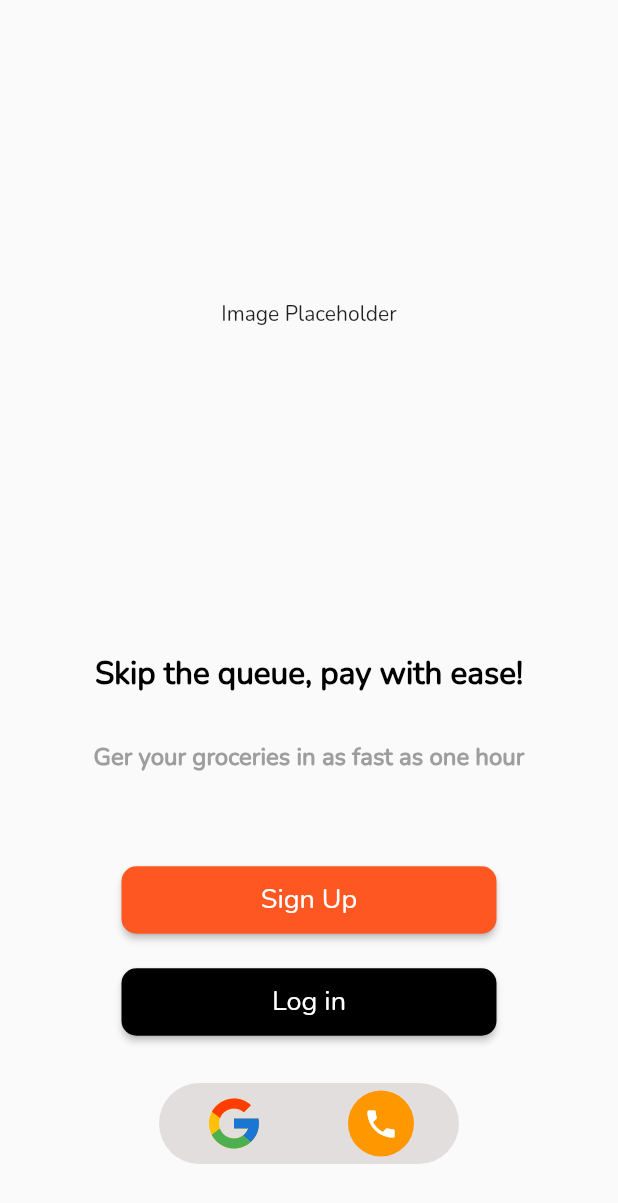
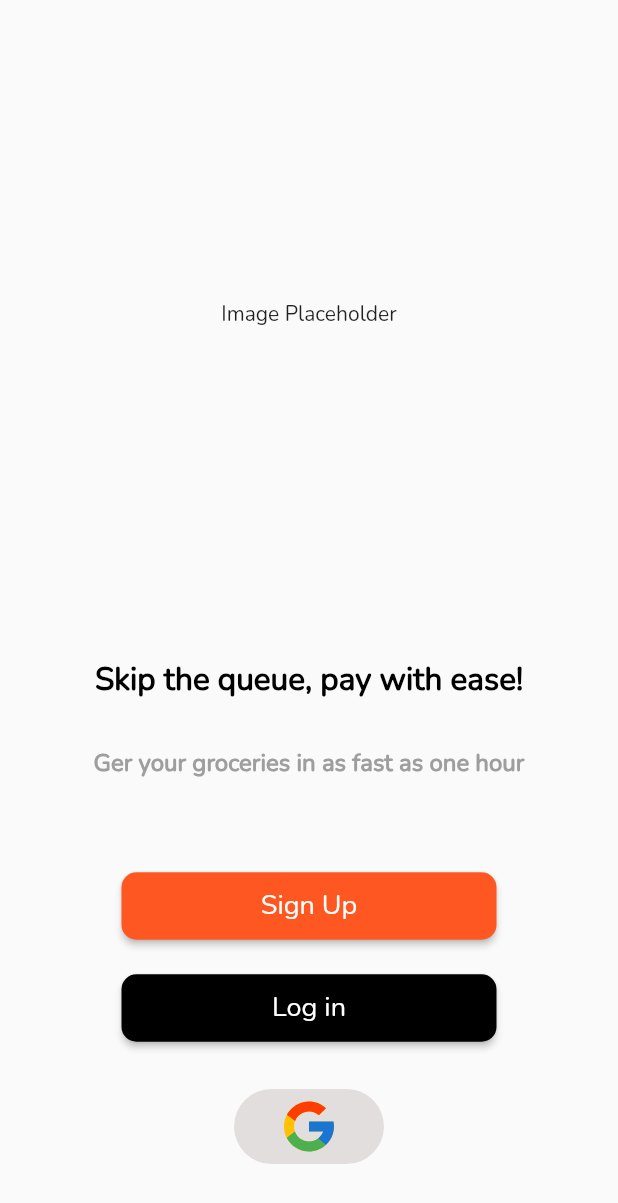
Before and after one commit to Jinks02/Queaze, a Flutter app: the GetStarted screen opened directly, on a phone screen of 412 x 824 dp. Shown: the top 1203 px of the screen. Run offline on Flutter 3.47's test engine with Material 2 defaults, Android fonts, the phone set to English and light mode, and no system bars; our stand-ins replace firebase_auth, firebase_core, flutter_svg, glassmorphism, google_sign_in, intl_phone_field and 4 more; accounts and stored records are empty.

Commit message:
removed otp icon

```diff
--- a/lib/view/onBoarding/get_started_view.dart
+++ b/lib/view/onBoarding/get_started_view.dart
@@ -3,12 +3,10 @@ import 'package:flutter/foundation.dart';
 import 'package:flutter/material.dart';
 import 'package:flutter_svg/svg.dart';
 import 'package:provider/provider.dart';
+import 'package:queaze/view/core_screens/home_screen.dart';
 import 'package:queaze/view/login/login.dart';
 import 'package:queaze/view/login/signup.dart';
-import 'package:queaze/view/otp_screens/otp_phone_number_view.dart';
 import 'package:queaze/view_models/sign_in_with_google_view_model.dart';
-
-import '../otp_screens/frame2_view.dart';
 
 class GetStarted extends StatelessWidget {
   @override
@@ -57,7 +55,7 @@ class GetStarted extends StatelessWidget {
                       onPressed: () {
                         Navigator.of(context).push(
                           MaterialPageRoute(
-                            builder: (context) => SignUpPage(),
+                            builder: (context) => const SignUpPage(),
                           ),
                         );
                       },
@@ -84,7 +82,7 @@ class GetStarted extends StatelessWidget {
                         print("Button Clicked");
                         Navigator.of(context).push(
                           MaterialPageRoute(
-                            builder: (builder) => LoginPage(),
+                            builder: (builder) => const LoginPage(),
                           ),
                         );
                       },
@@ -105,10 +103,10 @@ class GetStarted extends StatelessWidget {
                   Padding(
                     padding: const EdgeInsets.only(top: 30.0, bottom: 48),
                     child: Container(
-                      padding: EdgeInsets.symmetric(vertical: 5),
-                      width: 200,
+                      padding: const EdgeInsets.symmetric(vertical: 5),
+                      width: 100,
                       decoration: BoxDecoration(
-                        color: Color(0xffE3DEDE),
+                        color: const Color(0xffE3DEDE),
                         borderRadius: BorderRadius.circular(40),
                       ),
                       child: Row(
@@ -132,34 +130,47 @@ class GetStarted extends StatelessWidget {
                                             // todo: find an alternative to scaffold messenger
                                             ScaffoldMessenger.of(context)
                                                 .showSnackBar(const SnackBar(
+                                                    backgroundColor:
+                                                        Colors.orange,
                                                     content: Text(
                                                         "google sign in success")));
                                             Navigator.push(
                                                 (context),
                                                 MaterialPageRoute(
                                                     builder: (context) =>
-                                                        const Frame2View()));
+                                                        const HomeScreen()));
                                           } else {
                                             ScaffoldMessenger.of(context)
                                                 .showSnackBar(const SnackBar(
+                                                    backgroundColor:
+                                                        Colors.orange,
                                                     content: Text(
                                                         "google sign in failed")));
                                           }
                                         },
                                         child: value.isLoading
-                                            ? const CircularProgressIndicator(
-                                                color: Colors.white,
+                                            ? const Padding(
+                                                padding:
+                                                    EdgeInsets.only(left: 28.0),
+                                                child:
+                                                    CircularProgressIndicator(
+                                                  color: Colors.white,
+                                                ),
                                               )
-                                            : SvgPicture.asset(
-                                                'assets/images/google_logo.svg',
-                                                width: 40,
-                                                height: 40,
+                                            : Padding(
+                                                padding: const EdgeInsets.only(
+                                                    left: 28.0),
+                                                child: SvgPicture.asset(
+                                                  'assets/images/google_logo.svg',
+                                                  width: 40,
+                                                  height: 40,
+                                                ),
                                               ),
                                       ),
                                     );
                                   })
                                 : Padding(
-                                    padding: EdgeInsets.only(right: 28),
+                                    padding: const EdgeInsets.only(right: 28),
                                     child: InkWell(
                                       onTap: () {
                                         debugPrint("apple icon clicked");
@@ -172,27 +183,27 @@ class GetStarted extends StatelessWidget {
                                     ),
                                   ),
                           ),
-                          Padding(
-                            padding: const EdgeInsets.only(left: 28.0),
-                            child: InkWell(
-                              onTap: () {
-                                debugPrint("phone icon clicked");
-                                Navigator.of(context).push(
-                                  MaterialPageRoute(
-                                    builder: (context) => OtpPhoneNumberView(),
-                                  ),
-                                );
-                              },
-                              child: const CircleAvatar(
-                                backgroundColor: Colors.orange,
-                                radius: 22,
-                                child: Icon(
-                                  Icons.phone,
-                                  color: Colors.white,
-                                ),
-                              ),
-                            ),
-                          ),
+                          // Padding(
+                          //   padding: const EdgeInsets.only(left: 28.0),
+                          //   child: InkWell(
+                          //     onTap: () {
+                          //       debugPrint("phone icon clicked");
+                          //       Navigator.of(context).push(
+                          //         MaterialPageRoute(
+                          //           builder: (context) => OtpPhoneNumberView(),
+                          //         ),
+                          //       );
+                          //     },
+                          //     child: const CircleAvatar(
+                          //       backgroundColor: Colors.orange,
+                          //       radius: 22,
+                          //       child: Icon(
+                          //         Icons.phone,
+                          //         color: Colors.white,
+                          //       ),
+                          //     ),
+                          //   ),
+                          // ),
                         ],
                       ),
                     ),
```
